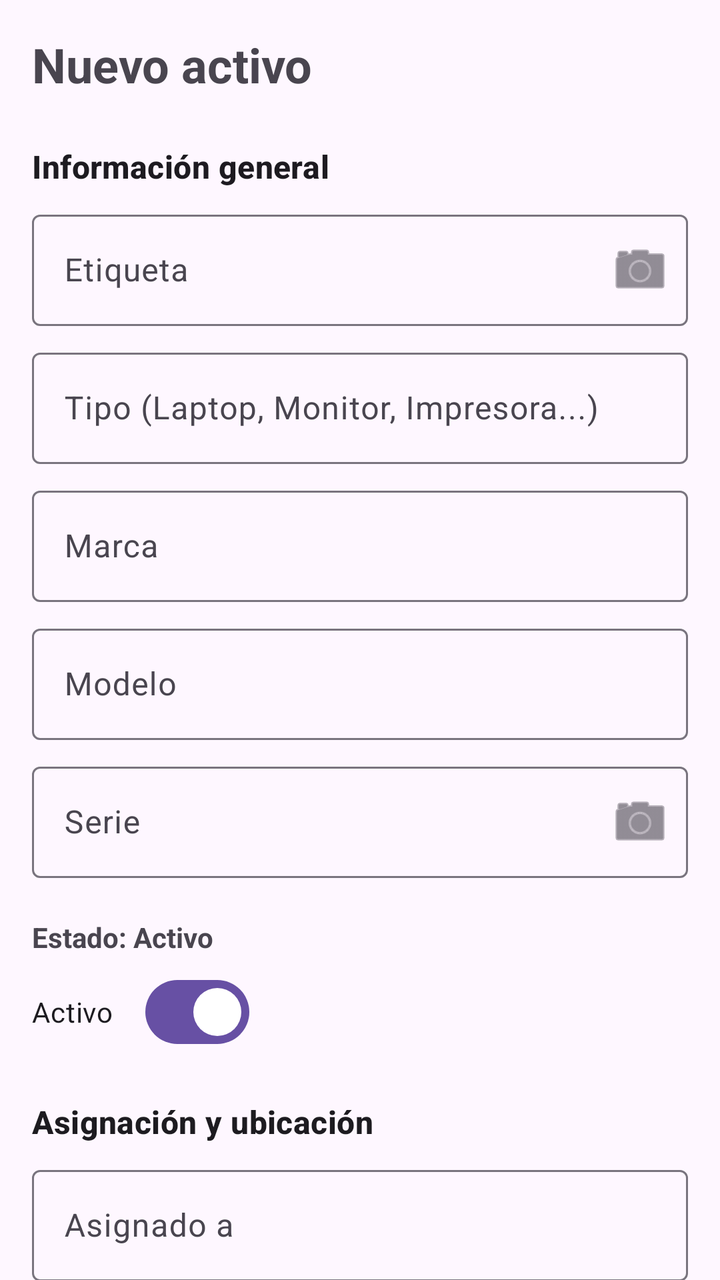
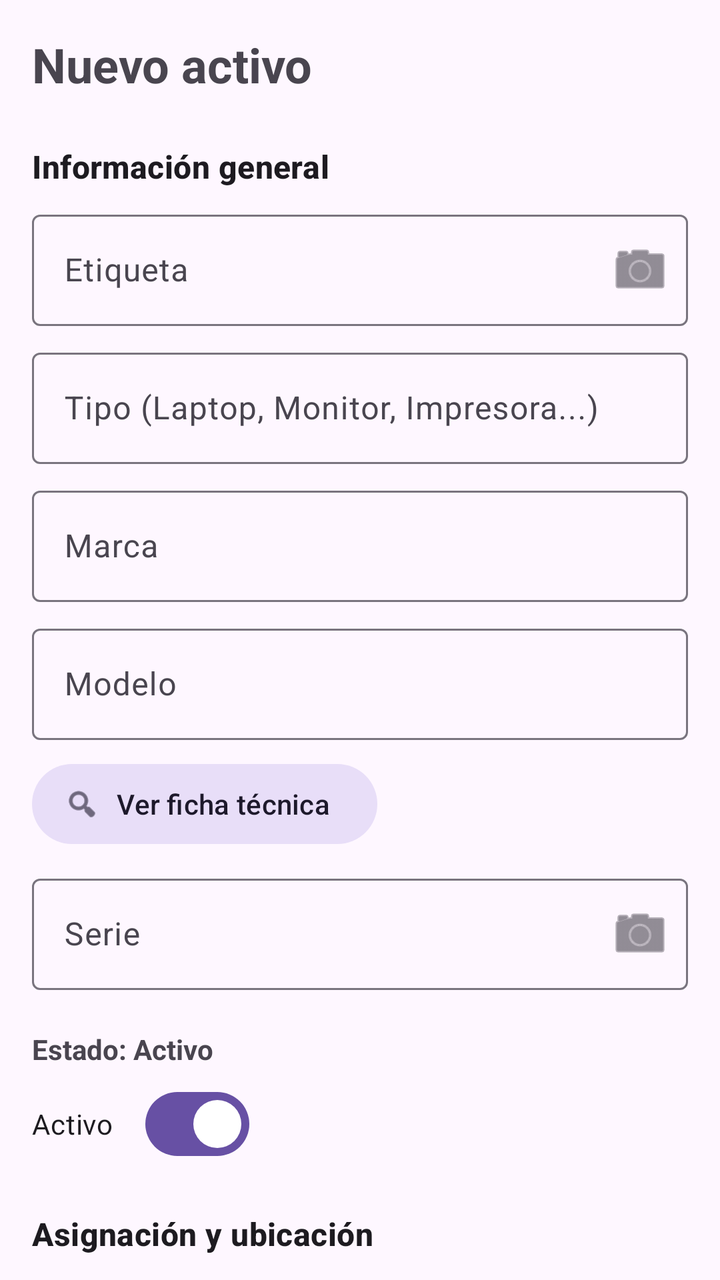

Screens rendered from an Android XML layout before and after an edit, with the pre-edit source and the edit as a unified diff.
<!-- AndroidManifest.xml: application theme Theme.Activo_IT -->
<!-- res/layout/activity_agregar_activo.xml -->
<?xml version="1.0" encoding="utf-8"?>
<androidx.core.widget.NestedScrollView xmlns:android="http://schemas.android.com/apk/res/android"
    xmlns:app="http://schemas.android.com/apk/res-auto"
    android:id="@+id/main"
    android:layout_width="match_parent"
    android:layout_height="match_parent">

    <LinearLayout
        android:layout_width="match_parent"
        android:layout_height="wrap_content"
        android:orientation="vertical"
        android:padding="16dp">

        <TextView
            android:id="@+id/tvTituloFormulario"
            android:layout_width="wrap_content"
            android:layout_height="wrap_content"
            android:paddingBottom="16dp"
            android:text="Nuevo activo"
            android:textSize="24sp"
            android:textStyle="bold" />

        
        <TextView
            style="@style/TextAppearance.Material3.TitleMedium"
            android:layout_width="wrap_content"
            android:layout_height="wrap_content"
            android:layout_marginTop="8dp"
            android:paddingBottom="8dp"
            android:text="Información general"
            android:textStyle="bold" />

        
        <com.google.android.material.textfield.TextInputLayout
            android:id="@+id/tilEtiqueta"
            style="@style/Widget.Material3.TextInputLayout.OutlinedBox"
            android:layout_width="match_parent"
            android:layout_height="wrap_content"
            app:endIconMode="custom"
            app:endIconDrawable="@android:drawable/ic_menu_camera"
            app:endIconContentDescription="Escanear código">

            <com.google.android.material.textfield.TextInputEditText
                android:id="@+id/etEtiqueta"
                android:layout_width="match_parent"
                android:layout_height="wrap_content"
                android:hint="Etiqueta"
                android:inputType="text" />
        </com.google.android.material.textfield.TextInputLayout>

        <com.google.android.material.textfield.TextInputLayout
            android:id="@+id/tilTipo"
            style="@style/Widget.Material3.TextInputLayout.OutlinedBox"
            android:layout_width="match_parent"
            android:layout_height="wrap_content"
            android:layout_marginTop="8dp">

            <com.google.android.material.textfield.TextInputEditText
                android:id="@+id/etTipo"
                android:layout_width="match_parent"
                android:layout_height="wrap_content"
                android:hint="Tipo (Laptop, Monitor, Impresora...)"
                android:inputType="text" />
        </com.google.android.material.textfield.TextInputLayout>

        <com.google.android.material.textfield.TextInputLayout
            android:id="@+id/tilMarca"
            style="@style/Widget.Material3.TextInputLayout.OutlinedBox"
            android:layout_width="match_parent"
            android:layout_height="wrap_content"
            android:layout_marginTop="8dp">

            <com.google.android.material.textfield.TextInputEditText
                android:id="@+id/etMarca"
                android:layout_width="match_parent"
                android:layout_height="wrap_content"
                android:hint="Marca"
                android:inputType="text" />
        </com.google.android.material.textfield.TextInputLayout>

        <com.google.android.material.textfield.TextInputLayout
            android:id="@+id/tilModelo"
            style="@style/Widget.Material3.TextInputLayout.OutlinedBox"
            android:layout_width="match_parent"
            android:layout_height="wrap_content"
            android:layout_marginTop="8dp">

            <com.google.android.material.textfield.TextInputEditText
                android:id="@+id/etModelo"
                android:layout_width="match_parent"
                android:layout_height="wrap_content"
                android:hint="Modelo"
                android:inputType="text" />
        </com.google.android.material.textfield.TextInputLayout>

        <com.google.android.material.textfield.TextInputLayout
            android:id="@+id/tilSerie"
            style="@style/Widget.Material3.TextInputLayout.OutlinedBox"
            android:layout_width="match_parent"
            android:layout_height="wrap_content"
            android:layout_marginTop="8dp"
            app:endIconMode="custom"
            app:endIconDrawable="@android:drawable/ic_menu_camera"
            app:endIconContentDescription="Escanear código">

            <com.google.android.material.textfield.TextInputEditText
                android:id="@+id/etSerie"
                android:layout_width="match_parent"
                android:layout_height="wrap_content"
                android:hint="Serie"
                android:inputType="text" />
        </com.google.android.material.textfield.TextInputLayout>

        <TextView
            android:id="@+id/tvEstadoLabel"
            android:layout_width="wrap_content"
            android:layout_height="wrap_content"
            android:layout_marginTop="20dp"
            android:text="Estado: Activo"
            android:textStyle="bold" />

        <com.google.android.material.materialswitch.MaterialSwitch
            android:id="@+id/switchEstado"
            android:layout_width="wrap_content"
            android:layout_height="wrap_content"
            android:layout_marginTop="4dp"
            android:checked="true"
            android:text="Activo" />

        
        <TextView
            style="@style/TextAppearance.Material3.TitleMedium"
            android:layout_width="wrap_content"
            android:layout_height="wrap_content"
            android:layout_marginTop="20dp"
            android:paddingBottom="8dp"
            android:text="Asignación y ubicación"
            android:textStyle="bold" />

        <com.google.android.material.textfield.TextInputLayout
            style="@style/Widget.Material3.TextInputLayout.OutlinedBox"
            android:layout_width="match_parent"
            android:layout_height="wrap_content">

            <com.google.android.material.textfield.TextInputEditText
                android:id="@+id/etAsignado"
                android:layout_width="match_parent"
                android:layout_height="wrap_content"
                android:hint="Asignado a"
                android:inputType="text" />
        </com.google.android.material.textfield.TextInputLayout>

        <com.google.android.material.textfield.TextInputLayout
            style="@style/Widget.Material3.TextInputLayout.OutlinedBox"
            android:layout_width="match_parent"
            android:layout_height="wrap_content"
            android:layout_marginTop="8dp">

            <com.google.android.material.textfield.TextInputEditText
                android:id="@+id/etDepartamento"
                android:layout_width="match_parent"
                android:layout_height="wrap_content"
                android:hint="Departamento"
                android:inputType="text" />
        </com.google.android.material.textfield.TextInputLayout>

        <com.google.android.material.textfield.TextInputLayout
            style="@style/Widget.Material3.TextInputLayout.OutlinedBox"
            android:layout_width="match_parent"
            android:layout_height="wrap_content"
            android:layout_marginTop="8dp">

            <com.google.android.material.textfield.TextInputEditText
                android:id="@+id/etUbicacion"
                android:layout_width="match_parent"
                android:layout_height="wrap_content"
                android:hint="Ubicación"
                android:inputType="text" />
        </com.google.android.material.textfield.TextInputLayout>

        
        <TextView
            style="@style/TextAppearance.Material3.TitleMedium"
            android:layout_width="wrap_content"
            android:layout_height="wrap_content"
            android:layout_marginTop="20dp"
            android:paddingBottom="8dp"
            android:text="Especificaciones técnicas"
            android:textStyle="bold" />

        <com.google.android.material.textfield.TextInputLayout
            style="@style/Widget.Material3.TextInputLayout.OutlinedBox"
            android:layout_width="match_parent"
            android:layout_height="wrap_content">

            <com.google.android.material.textfield.TextInputEditText
                android:id="@+id/etProcesador"
                android:layout_width="match_parent"
                android:layout_height="wrap_content"
                android:hint="Procesador"
                android:inputType="text" />
        </com.google.android.material.textfield.TextInputLayout>

        <com.google.android.material.textfield.TextInputLayout
            style="@style/Widget.Material3.TextInputLayout.OutlinedBox"
            android:layout_width="match_parent"
            android:layout_height="wrap_content"
            android:layout_marginTop="8dp">

            <com.google.android.material.textfield.TextInputEditText
                android:id="@+id/etRam"
                android:layout_width="match_parent"
                android:layout_height="wrap_content"
                android:hint="RAM (ej: 8GB)"
                android:inputType="text" />
        </com.google.android.material.textfield.TextInputLayout>

        <com.google.android.material.textfield.TextInputLayout
            style="@style/Widget.Material3.TextInputLayout.OutlinedBox"
            android:layout_width="match_parent"
            android:layout_height="wrap_content"
            android:layout_marginTop="8dp">

            <com.google.android.material.textfield.TextInputEditText
                android:id="@+id/etAlmacenamiento"
                android:layout_width="match_parent"
                android:layout_height="wrap_content"
                android:hint="Almacenamiento (ej: 256GB SSD)"
                android:inputType="text" />
        </com.google.android.material.textfield.TextInputLayout>

        <com.google.android.material.textfield.TextInputLayout
            style="@style/Widget.Material3.TextInputLayout.OutlinedBox"
            android:layout_width="match_parent"
            android:layout_height="wrap_content"
            android:layout_marginTop="8dp">

            <com.google.android.material.textfield.TextInputEditText
                android:id="@+id/etSistemaOperativo"
                android:layout_width="match_parent"
                android:layout_height="wrap_content"
                android:hint="Sistema operativo"
                android:inputType="text" />
        </com.google.android.material.textfield.TextInputLayout>

        
        <TextView
            style="@style/TextAppearance.Material3.TitleMedium"
            android:layout_width="wrap_content"
            android:layout_height="wrap_content"
            android:layout_marginTop="20dp"
            android:paddingBottom="8dp"
            android:text="Información comercial"
            android:textStyle="bold" />

        
        <com.google.android.material.textfield.TextInputLayout
            style="@style/Widget.Material3.TextInputLayout.OutlinedBox"
            android:layout_width="match_parent"
            android:layout_height="wrap_content">

            <com.google.android.material.textfield.TextInputEditText
                android:id="@+id/etFechaCompra"
                android:layout_width="match_parent"
                android:layout_height="wrap_content"
                android:hint="Fecha de compra"
                android:focusable="false"
                android:cursorVisible="false" />
        </com.google.android.material.textfield.TextInputLayout>

        <com.google.android.material.textfield.TextInputLayout
            style="@style/Widget.Material3.TextInputLayout.OutlinedBox"
            android:layout_width="match_parent"
            android:layout_height="wrap_content"
            android:layout_marginTop="8dp">

            <com.google.android.material.textfield.TextInputEditText
                android:id="@+id/etFechaGarantia"
                android:layout_width="match_parent"
                android:layout_height="wrap_content"
                android:hint="Vencimiento de garantía"
                android:focusable="false"
                android:cursorVisible="false" />
        </com.google.android.material.textfield.TextInputLayout>

        <com.google.android.material.textfield.TextInputLayout
            style="@style/Widget.Material3.TextInputLayout.OutlinedBox"
            android:layout_width="match_parent"
            android:layout_height="wrap_content"
            android:layout_marginTop="8dp">

            <com.google.android.material.textfield.TextInputEditText
                android:id="@+id/etProveedor"
                android:layout_width="match_parent"
                android:layout_height="wrap_content"
                android:hint="Proveedor"
                android:inputType="text" />
        </com.google.android.material.textfield.TextInputLayout>

        <com.google.android.material.textfield.TextInputLayout
            style="@style/Widget.Material3.TextInputLayout.OutlinedBox"
            android:layout_width="match_parent"
            android:layout_height="wrap_content"
            android:layout_marginTop="8dp">

            <com.google.android.material.textfield.TextInputEditText
                android:id="@+id/etValor"
                android:layout_width="match_parent"
                android:layout_height="wrap_content"
                android:hint="Valor"
                android:inputType="numberDecimal" />
        </com.google.android.material.textfield.TextInputLayout>

        
        <TextView
            style="@style/TextAppearance.Material3.TitleMedium"
            android:layout_width="wrap_content"
            android:layout_height="wrap_content"
            android:layout_marginTop="20dp"
            android:paddingBottom="8dp"
            android:text="Observaciones"
            android:textStyle="bold" />

        <com.google.android.material.textfield.TextInputLayout
            style="@style/Widget.Material3.TextInputLayout.OutlinedBox"
            android:layout_width="match_parent"
            android:layout_height="wrap_content">

            <com.google.android.material.textfield.TextInputEditText
                android:id="@+id/etObservaciones"
                android:layout_width="match_parent"
                android:layout_height="wrap_content"
                android:hint="Observaciones"
                android:inputType="textMultiLine"
                android:minLines="3" />
        </com.google.android.material.textfield.TextInputLayout>

        
        <com.google.android.material.imageview.ShapeableImageView
            android:id="@+id/ivFoto"
            android:layout_width="180dp"
            android:layout_height="130dp"
            android:layout_marginTop="20dp"
            android:scaleType="centerCrop"
            android:background="#E7E0EC"
            android:src="@android:drawable/ic_menu_camera"
            android:contentDescription="Agregar foto de Activo"
            app:strokeColor="?attr/colorPrimary"
            app:strokeWidth="3dp"/>

        <LinearLayout
            android:layout_width="wrap_content"
            android:layout_height="wrap_content"
            android:orientation="horizontal"
            android:layout_marginTop="12dp">

            <com.google.android.material.button.MaterialButton
                android:id="@+id/btnFoto"
                style="@style/Widget.Material3.Button.TextButton.Icon"
                android:layout_width="wrap_content"
                android:layout_height="wrap_content"
                android:text="Galeria"
                app:icon="@android:drawable/ic_menu_gallery"/>

            <com.google.android.material.button.MaterialButton
                android:id="@+id/btnCamara"
                style="@style/Widget.Material3.Button.TextButton.Icon"
                android:layout_width="wrap_content"
                android:layout_height="wrap_content"
                android:text="Camara"
                app:icon="@android:drawable/ic_menu_camera"/>
        </LinearLayout>

        <com.google.android.material.checkbox.MaterialCheckBox
            android:id="@+id/cbTerminos"
            android:layout_width="match_parent"
            android:layout_height="wrap_content"
            android:text="Acepto los terminos y condiciones"
            android:layout_margin="8dp"/>

        <com.google.android.material.button.MaterialButton
            android:id="@+id/btnGuardar"
            android:layout_width="match_parent"
            android:layout_height="wrap_content"
            android:layout_marginTop="24dp"
            android:text="Guardar" />

        <com.google.android.material.button.MaterialButton
            android:id="@+id/btnCancelar"
            style="@style/Widget.Material3.Button.OutlinedButton"
            android:layout_width="match_parent"
            android:layout_height="wrap_content"
            android:layout_marginTop="8dp"
            android:layout_marginBottom="24dp"
            android:text="Cancelar"/>

    </LinearLayout>
</androidx.core.widget.NestedScrollView>
<!-- resources referenced by this layout -->
<resources>
  <style name="Theme.Activo_IT" parent="Base.Theme.Activo_IT" />
  <style name="Base.Theme.Activo_IT" parent="Theme.Material3.DayNight.NoActionBar">
          
          
      </style>
</resources>

<!-- the commit's change to res/layout/activity_agregar_activo.xml (unified diff, before → after) -->
@@ -93,6 +93,16 @@
                 android:inputType="text" />
         </com.google.android.material.textfield.TextInputLayout>
 
+        
+        <com.google.android.material.button.MaterialButton
+            android:id="@+id/btnBuscarIcecat"
+            style="@style/Widget.Material3.Button.TonalButton.Icon"
+            android:layout_width="wrap_content"
+            android:layout_height="wrap_content"
+            android:layout_marginTop="8dp"
+            android:text="Ver ficha técnica"
+            app:icon="@android:drawable/ic_menu_search" />
+
         <com.google.android.material.textfield.TextInputLayout
             android:id="@+id/tilSerie"
             style="@style/Widget.Material3.TextInputLayout.OutlinedBox"
